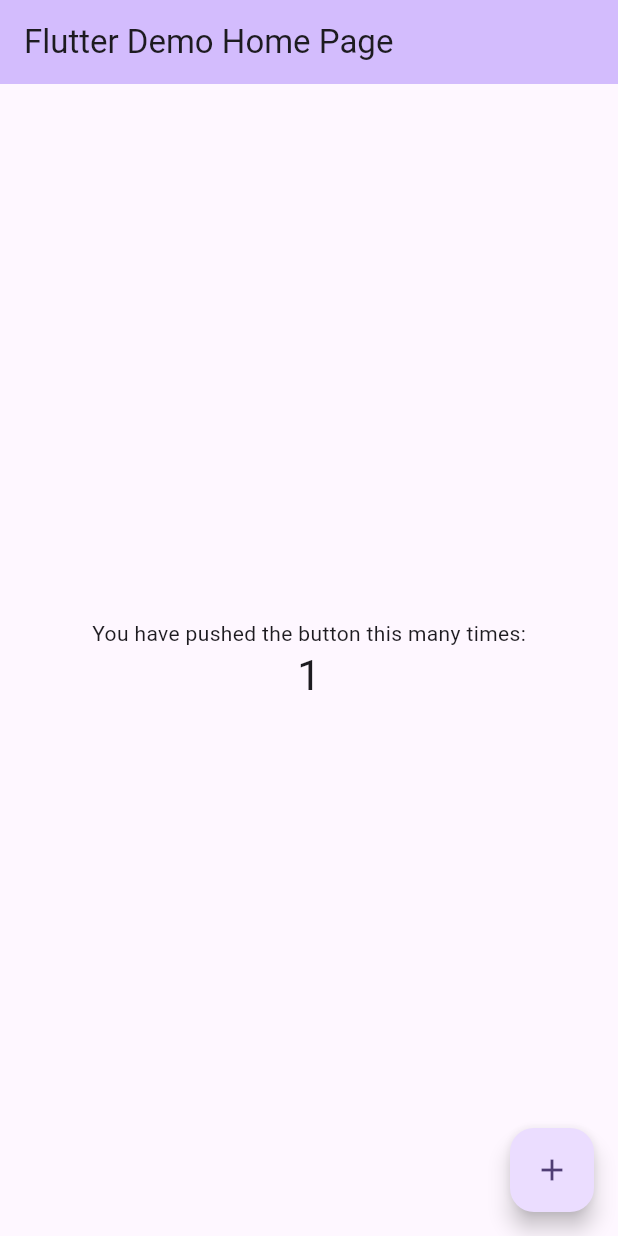
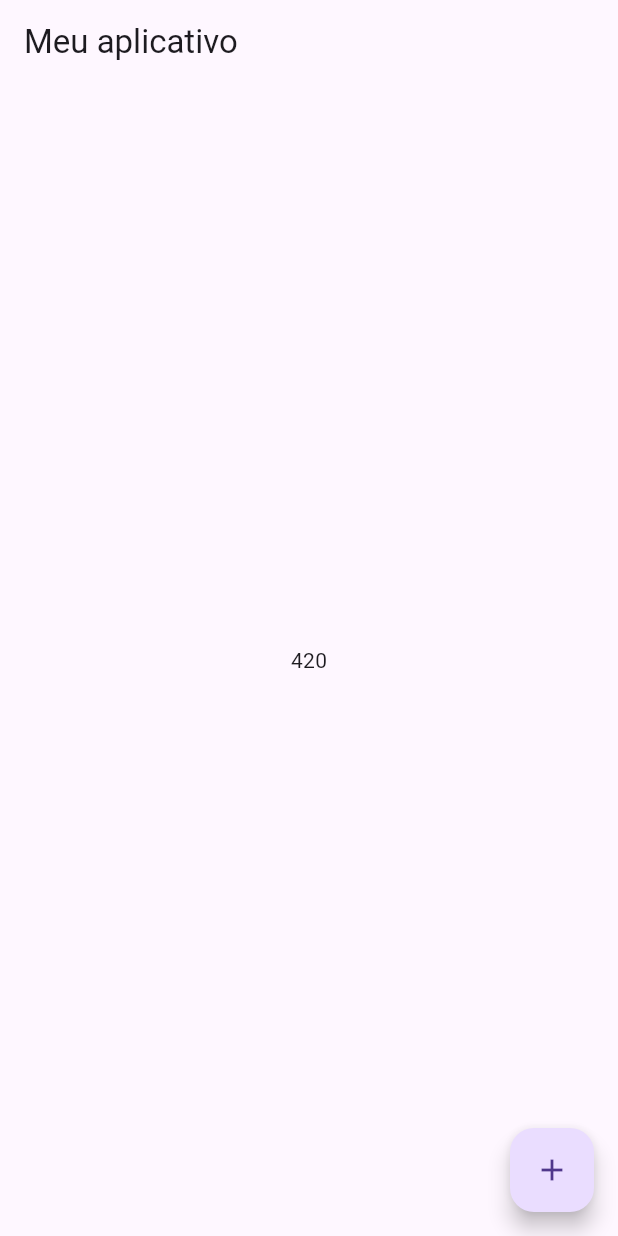
Before and after one commit to rhuan-kowic/dart_and_flutter_specialist, a Flutter app: the screen it shows after launch, after a tap on the "add" icon, on a phone screen of 412 x 824 dp. Run offline on Flutter 3.47's test engine with Material 3 defaults, Android fonts, the phone set to English and light mode, and no system bars.

Commit message:
Gerando um numero aleatorio com flutter.

```diff
--- a/flutter_aulas/trilhaapp/lib/main.dart
+++ b/flutter_aulas/trilhaapp/lib/main.dart
@@ -1,3 +1,6 @@
+// Para rodar o projeto flutter precisa da funcao main
+import 'dart:math';
+
 import 'package:flutter/material.dart';
 
 void main() {
@@ -7,116 +10,40 @@ void main() {
 class MyApp extends StatelessWidget {
   const MyApp({super.key});
 
-  // This widget is the root of your application.
   @override
   Widget build(BuildContext context) {
     return MaterialApp(
-      title: 'Flutter Demo',
-      theme: ThemeData(
-        // This is the theme of your application.
-        //
-        // TRY THIS: Try running your application with "flutter run". You'll see
-        // the application has a purple toolbar. Then, without quitting the app,
-        // try changing the seedColor in the colorScheme below to Colors.green
-        // and then invoke "hot reload" (save your changes or press the "hot
-        // reload" button in a Flutter-supported IDE, or press "r" if you used
-        // the command line to start the app).
-        //
-        // Notice that the counter didn't reset back to zero; the application
-        // state is not lost during the reload. To reset the state, use hot
-        // restart instead.
-        //
-        // This works for code too, not just values: Most code changes can be
-        // tested with just a hot reload.
-        colorScheme: ColorScheme.fromSeed(seedColor: Colors.deepPurple),
-      ),
-      home: const MyHomePage(title: 'Flutter Demo Home Page'),
+      theme: ThemeData(primaryColor: Colors.amber),
+      home: const HomePage(),
     );
   }
 }
 
-class MyHomePage extends StatefulWidget {
-  const MyHomePage({super.key, required this.title});
-
-  // This widget is the home page of your application. It is stateful, meaning
-  // that it has a State object (defined below) that contains fields that affect
-  // how it looks.
-
-  // This class is the configuration for the state. It holds the values (in this
-  // case the title) provided by the parent (in this case the App widget) and
-  // used by the build method of the State. Fields in a Widget subclass are
-  // always marked "final".
-
-  final String title;
+class HomePage extends StatefulWidget {
+  const HomePage({super.key});
 
   @override
-  State<MyHomePage> createState() => _MyHomePageState();
+  State<HomePage> createState() => _HomePageState();
 }
 
-class _MyHomePageState extends State<MyHomePage> {
-  int _counter = 0;
+class _HomePageState extends State<HomePage> {
+  int _numero = 0; // campo para armazenar o valor gerado
 
-  void _incrementCounter() {
+  void _gerarNumeroAleatorio() {
     setState(() {
-      // This call to setState tells the Flutter framework that something has
-      // changed in this State, which causes it to rerun the build method below
-      // so that the display can reflect the updated values. If we changed
-      // _counter without calling setState(), then the build method would not be
-      // called again, and so nothing would appear to happen.
-      _counter++;
+      _numero = Random().nextInt(1000);
     });
   }
 
   @override
   Widget build(BuildContext context) {
-    // This method is rerun every time setState is called, for instance as done
-    // by the _incrementCounter method above.
-    //
-    // The Flutter framework has been optimized to make rerunning build methods
-    // fast, so that you can just rebuild anything that needs updating rather
-    // than having to individually change instances of widgets.
     return Scaffold(
-      appBar: AppBar(
-        // TRY THIS: Try changing the color here to a specific color (to
-        // Colors.amber, perhaps?) and trigger a hot reload to see the AppBar
-        // change color while the other colors stay the same.
-        backgroundColor: Theme.of(context).colorScheme.inversePrimary,
-        // Here we take the value from the MyHomePage object that was created by
-        // the App.build method, and use it to set our appbar title.
-        title: Text(widget.title),
+      appBar: AppBar(title: const Text("Meu aplicativo")),
+      body: Center(child: Text(_numero.toString())),
+      floatingActionButton: FloatingActionButton(
+        onPressed: _gerarNumeroAleatorio,
+        child: Icon(Icons.add),
       ),
-      body: Center(
-        // Center is a layout widget. It takes a single child and positions it
-        // in the middle of the parent.
-        child: Column(
-          // Column is also a layout widget. It takes a list of children and
-          // arranges them vertically. By default, it sizes itself to fit its
-          // children horizontally, and tries to be as tall as its parent.
-          //
-          // Column has various properties to control how it sizes itself and
-          // how it positions its children. Here we use mainAxisAlignment to
-          // center the children vertically; the main axis here is the vertical
-          // axis because Columns are vertical (the cross axis would be
-          // horizontal).
-          //
-          // TRY THIS: Invoke "debug painting" (choose the "Toggle Debug Paint"
-          // action in the IDE, or press "p" in the console), to see the
-          // wireframe for each widget.
-          mainAxisAlignment: MainAxisAlignment.center,
-          children: <Widget>[
-            const Text('You have pushed the button this many times:'),
-            Text(
-              '$_counter',
-              style: Theme.of(context).textTheme.headlineMedium,
-            ),
-          ],
-        ),
-      ),
-      floatingActionButton: FloatingActionButton(
-        onPressed: _incrementCounter,
-        tooltip: 'Increment',
-        child: const Icon(Icons.add),
-      ), // This trailing comma makes auto-formatting nicer for build methods.
     );
   }
 }
```
Also changed, not shown: 1 other file.
